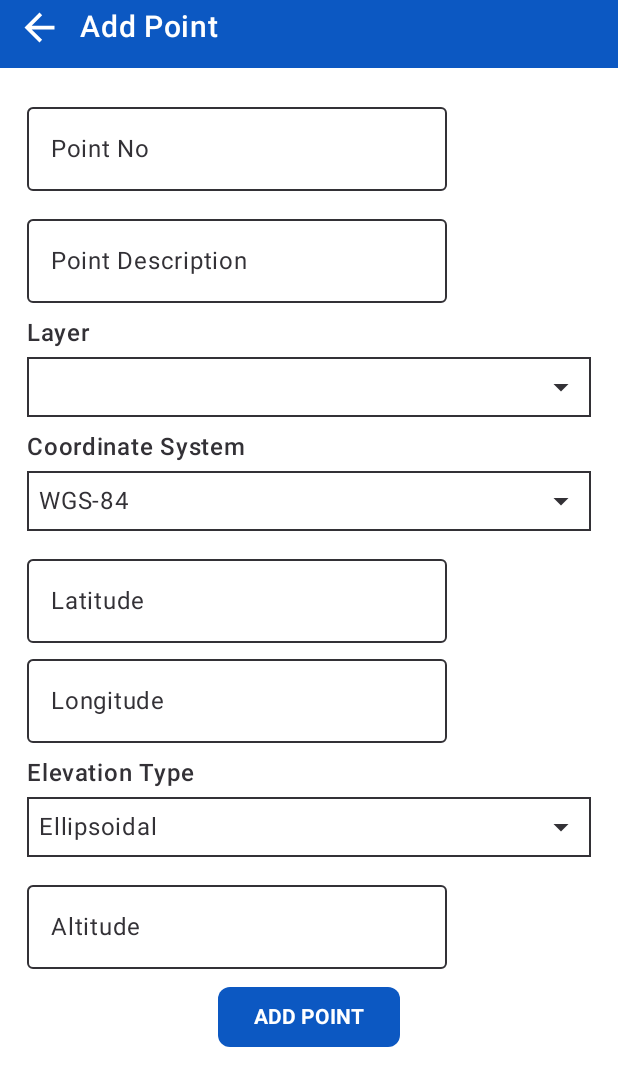
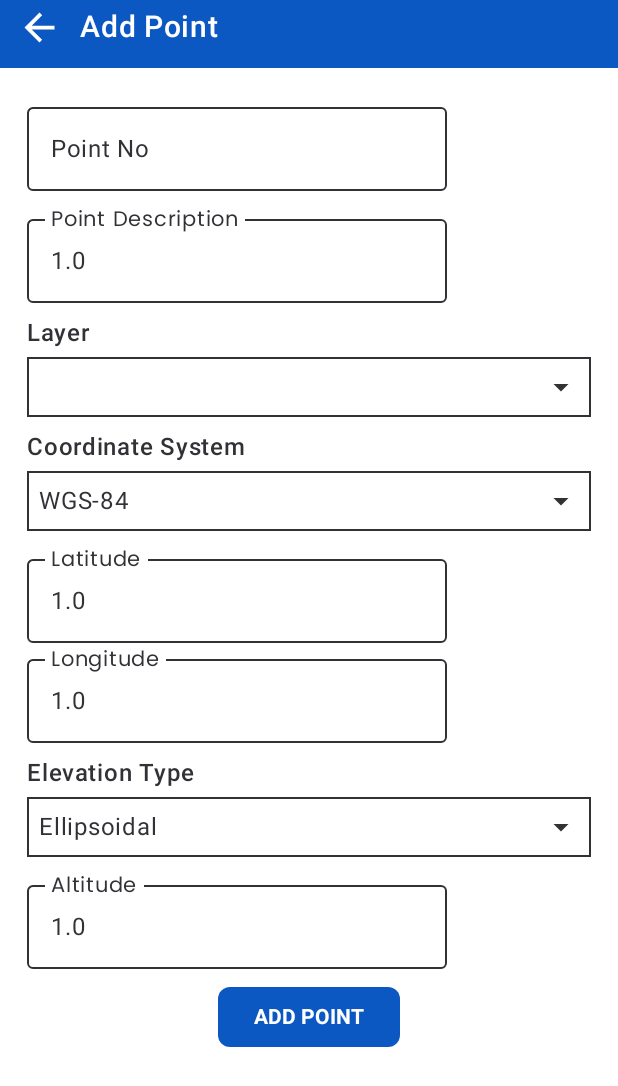
Before and after one commit to RaJansuMan/CordsApp, an Android app built with Jetpack Compose: the AddPointScreen screen opened through its navigation route, on a phone screen of 412 x 824 dp. Shown: the top 1086 px of the screen. Run offline under Robolectric (Android 15) with nearby library versions, the phone set to English and light mode, and no system bars; our stand-ins replace Dagger/Hilt's generated code, Room's generated code; libraries missing offline, so code that uses them is left out: com.mapbox.maps; 2 statements that could not run were skipped.

Commit message:
add point call done

```diff
--- a/app/src/main/AndroidManifest.xml
+++ b/app/src/main/AndroidManifest.xml
@@ -1,6 +1,8 @@
 <?xml version="1.0" encoding="utf-8"?>
 <manifest xmlns:android="http://schemas.android.com/apk/res/android"
     xmlns:tools="http://schemas.android.com/tools">
+
+    <uses-permission android:name="android.permission.INTERNET" />
 
     <application
         android:name=".ApplicationClass"
@@ -9,6 +11,7 @@
         android:fullBackupContent="@xml/backup_rules"
         android:icon="@mipmap/ic_launcher"
         android:label="@string/app_name"
+        android:networkSecurityConfig="@xml/network_security_config"
         android:roundIcon="@mipmap/ic_launcher_round"
         android:supportsRtl="true"
         android:theme="@style/Theme.CordsApp"
--- a/app/src/main/java/com/selfproject/cordsapp/data/remote/PointApi.kt
+++ b/app/src/main/java/com/selfproject/cordsapp/data/remote/PointApi.kt
@@ -2,10 +2,10 @@ package com.selfproject.cordsapp.data.remote
 
 import retrofit2.Response
 import retrofit2.http.Body
-import retrofit2.http.GET
+import retrofit2.http.POST
 
 interface PointApi {
-    @GET("get_point")
+    @POST("get_point")
     suspend fun getRemotePoint(@Body pointData: PointQuery): Response<ResponseCoordinates>
 
 
--- a/app/src/main/java/com/selfproject/cordsapp/presentation/addPoint/AddPointScreenState.kt
+++ b/app/src/main/java/com/selfproject/cordsapp/presentation/addPoint/AddPointScreenState.kt
@@ -8,16 +8,16 @@ import com.selfproject.cordsapp.domain.model.coordinateModel.ElevationType
 data class AddPointScreenState(
     var coordinateSystemType: CoordinateSystemType = CoordinateSystemType.WGS84,
     var elevationType: ElevationType = ElevationType.ELLIPSOIDAL,
-    var latitude: InputForm = InputForm(),
-    var longitude: InputForm = InputForm(),
-    var elevation: InputForm = InputForm(),
+    var latitude: InputForm = InputForm(input = "1.0"),
+    var longitude: InputForm = InputForm(input = "1.0"),
+    var elevation: InputForm = InputForm(input = "1.0"),
     var zoneLetter: InputForm = InputForm(),
     var zoneNumber: InputForm = InputForm(),
     var easting: InputForm = InputForm(),
     var northing: InputForm = InputForm(),
     var isProgress: Boolean = false,
     var pointNo: InputForm = InputForm(),
-    var description: InputForm = InputForm(),
+    var description: InputForm = InputForm(input = "1.0"),
     var layerList: List<String> = emptyList(),
     var selectedLayer: String = "",
     val folder: Folder? = null,
--- a/app/src/main/java/com/selfproject/cordsapp/presentation/addPoint/views/AddPointScreen.kt
+++ b/app/src/main/java/com/selfproject/cordsapp/presentation/addPoint/views/AddPointScreen.kt
@@ -28,6 +28,7 @@ fun AddPointScreen(
     navController: NavHostController? = null,
     viewModel: AddPointViewModel
 ) {
+    viewModel.apply {
         Column(
             modifier = Modifier
                 .fillMaxSize()
@@ -46,63 +47,69 @@ fun AddPointScreen(
             )
             {
                 CustomOutlinedTextField(
-                value = viewModel.state.pointNo,
+                    value = state.pointNo,
                     placeholder = "Point No",
                     keyboardType = KeyboardType.Number
                 ) {
-                viewModel.state.pointNo = it
+                    state = state.copy(pointNo = it)
                 }
                 CustomOutlinedTextField(
-                value = viewModel.state.description,
+                    value = state.description,
                     placeholder = "Point Description",
                     keyboardType = KeyboardType.Number
                 ) {
-                viewModel.state.description = it
+                    state = state.copy(description = it)
                 }
                 CustomDropdownSpinner(
                     title = "Layer",
-                items = viewModel.state.layerList,
-                selectedItem = viewModel.state.selectedLayer
+                    items = state.layerList,
+                    selectedItem = state.selectedLayer
                 ) {
-                viewModel.state = viewModel.state.copy(
+                    state = state.copy(
                         selectedLayer = it
                     )
                 }
-            CustomDropdownSpinner(title = "Coordinate System", items = listOf("WGS-84", "UTM")) {
-                viewModel.state = viewModel.state.copy(
+                CustomDropdownSpinner(
+                    title = "Coordinate System",
+                    items = listOf("WGS-84", "UTM")
+                ) {
+                    state = state.copy(
                         coordinateSystemType = CoordinateSystemType.fromCode(it)
                             ?: CoordinateSystemType.WGS84
                     )
                 }
-            if (viewModel.state.coordinateSystemType == CoordinateSystemType.UTM) {
-                UTMAddPoint(state = viewModel.state)
+                if (state.coordinateSystemType == CoordinateSystemType.UTM) {
+                    UTMAddPoint(viewModel = this@apply)
                 } else {
-                WGSAddPoint(state = viewModel.state)
+                    WGSAddPoint(viewModel = viewModel)
                 }
                 CustomDropdownSpinner(
                     title = "Elevation Type",
                     items = listOf("Ellipsoidal", "EGM-96", "EGM-08")
                 ) {
-                viewModel.state.elevationType =
+                    state = state.copy(
+                        elevationType =
                         ElevationType.fromCode(it) ?: ElevationType.ELLIPSOIDAL
+                    )
                 }
                 CustomOutlinedTextField(
-                value = viewModel.state.elevation,
+                    value = state.elevation,
                     placeholder = "Altitude",
                     keyboardType = KeyboardType.Number
                 ) {
-                viewModel.state.elevation = it
+                    state = state.copy(elevation = it)
                 }
                 ButtonProgressBar(
                     modifier = Modifier.align(Alignment.CenterHorizontally),
                     text = "ADD POINT",
                     isProgress = viewModel.state.isProgress
                 ) {
-                viewModel.state.isProgress = true
+                    state = state.copy(isProgress = true)
                     viewModel.onEvent(AddPointScreenEvents.AddPoint)
                 }
             }
 
+        }
     }
 }
 
--- a/app/src/main/java/com/selfproject/cordsapp/presentation/addPoint/views/WgsAddPoint.kt
+++ b/app/src/main/java/com/selfproject/cordsapp/presentation/addPoint/views/WgsAddPoint.kt
@@ -4,25 +4,27 @@ import androidx.compose.foundation.layout.Column
 import androidx.compose.runtime.Composable
 import androidx.compose.ui.Modifier
 import androidx.compose.ui.text.input.KeyboardType
-import com.selfproject.cordsapp.presentation.addPoint.AddPointScreenState
+import com.selfproject.cordsapp.presentation.addPoint.AddPointViewModel
 import com.selfproject.cordsapp.presentation.common.CustomOutlinedTextField
 
 @Composable
-fun WGSAddPoint(modifier: Modifier = Modifier, state: AddPointScreenState) {
+fun WGSAddPoint(modifier: Modifier = Modifier, viewModel: AddPointViewModel) {
+    viewModel.apply {
         Column(modifier = modifier) {
             CustomOutlinedTextField(
                 value = state.latitude,
                 placeholder = "Latitude",
                 keyboardType = KeyboardType.Decimal
             ) {
-            state.latitude = it
+                state = state.copy(latitude = it)
             }
             CustomOutlinedTextField(
                 value = state.longitude,
                 placeholder = "Longitude",
                 keyboardType = KeyboardType.Decimal
             ) {
-            state.longitude = it
+                state = state.copy(longitude = it)
+            }
         }
     }
 }
--- /dev/null
+++ b/app/src/main/res/xml/network_security_config.xml
@@ -0,0 +1,6 @@
+<?xml version="1.0" encoding="utf-8"?>
+<network-security-config>
+    <domain-config cleartextTrafficPermitted="true">
+        <domain includeSubdomains="true">192.168.1.9</domain>
+    </domain-config>
+</network-security-config>
```
Also changed, not shown: app/src/main/java/com/selfproject/cordsapp/presentation/addPoint/AddPointViewModel.kt (+7 -7 lines), app/src/main/java/com/selfproject/cordsapp/presentation/addPoint/views/UTMAddPoint.kt (+8 -6 lines). Lines whose indentation alone changed are shown as unchanged.
